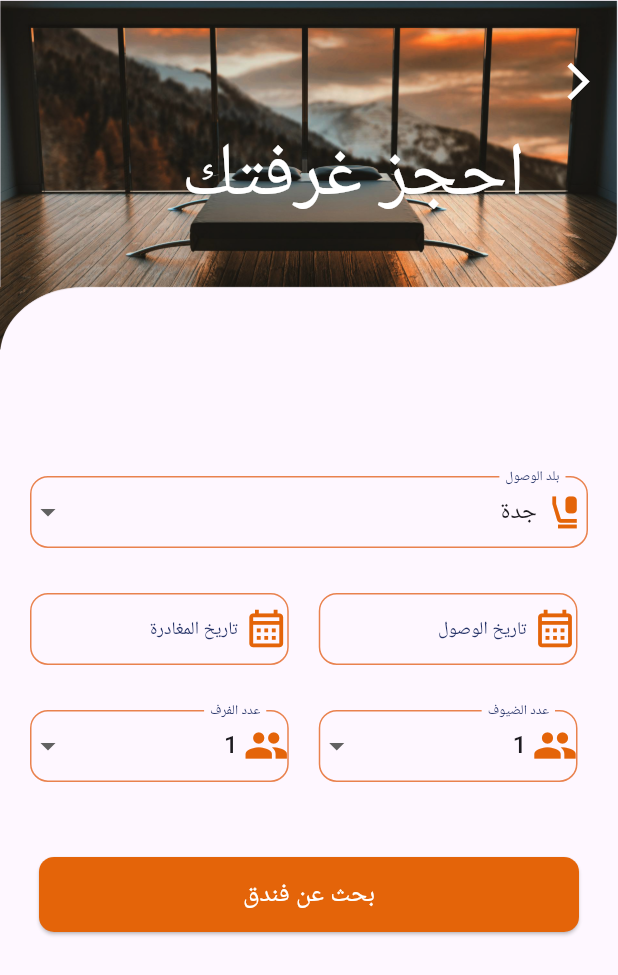
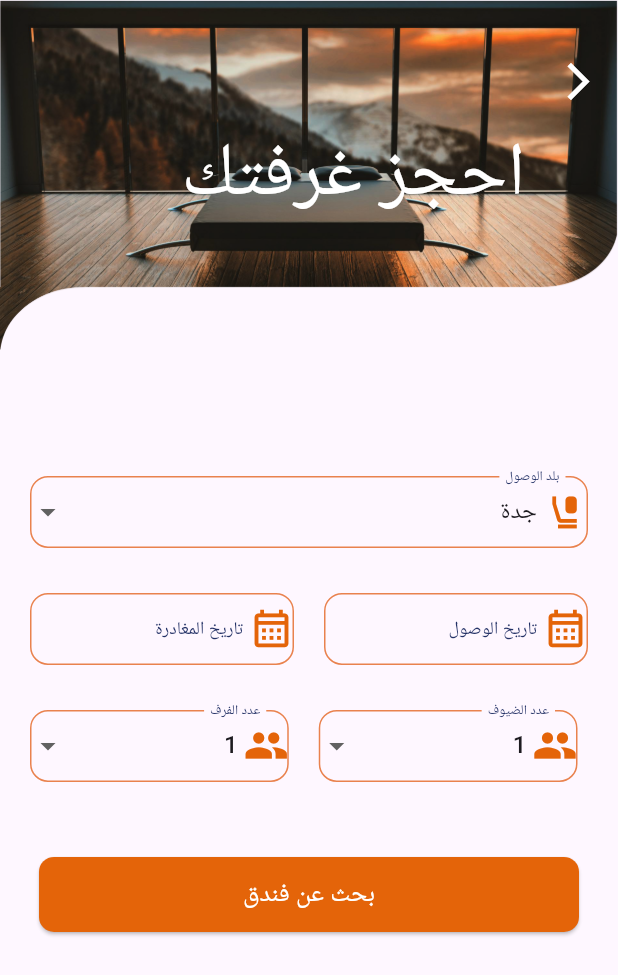
Before and after one commit to AhmedTawfikkk/Nomad, a Flutter app: the TT screen opened by its route, on a phone screen of 412 x 824 dp. Shown: the top 975 px of the screen. Run offline on Flutter 3.47's test engine with Material 3 defaults, Android fonts, the phone set to English and light mode, and no system bars; our stand-ins replace cloud_firestore, firebase_auth, firebase_core, hexcolor; missing offline and left inert: test; accounts and stored records are empty; Roboto replaces fonts that are missing (DG Trika).

Commit message:
Update rooms.dart

```diff
--- a/lib/eman/rooms.dart
+++ b/lib/eman/rooms.dart
@@ -80,10 +80,7 @@ class _TTState extends State<TT> {
                               ),
 
                               const SizedBox(height:30),
-
-                              Padding(
-                                padding: const EdgeInsets.only(right: 7),
-                                child: Row(
+                              Row(
                                   children: [
                                     Expanded(
                                         child: CustomTextFormField(
@@ -118,7 +115,6 @@ class _TTState extends State<TT> {
                                           readOnly: false,
                                         ))
                                     ]
-                                ),
                                 ),
 
 
```
Lines whose indentation alone changed are shown as unchanged.
